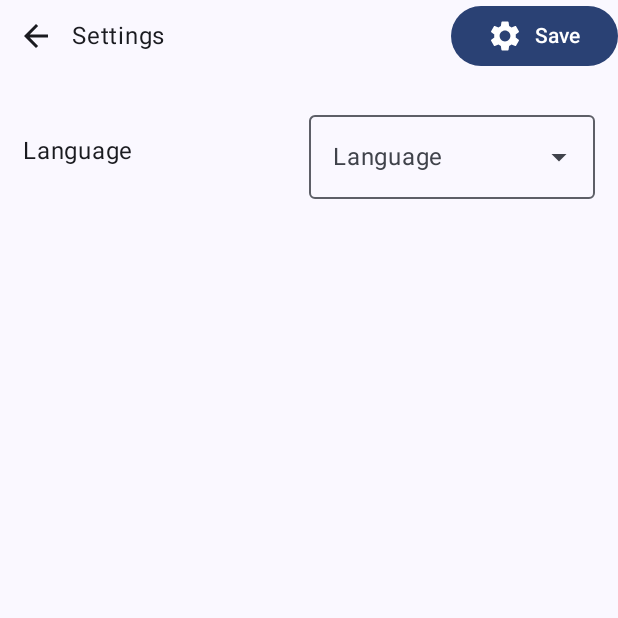
After one commit to bauripalash/Pankti-Android, an Android app built with Jetpack Compose: the SettingsScreen screen opened through its navigation route, on a phone screen of 412 x 824 dp, the top half of it. The commit adds this screen. Run offline under Robolectric (Android 15) with nearby library versions, the phone set to English and light mode, and no system bars.

Commit message:
Added settings

```diff
--- a/app/src/main/java/in/palashbauri/panktimob/MainActivity.kt
+++ b/app/src/main/java/in/palashbauri/panktimob/MainActivity.kt
@@ -45,7 +45,7 @@ fun MainView() {
 }
 
 
-@Preview
+@Preview(showBackground = true)
 @Composable
 fun DefaultPreview() {
     PanktiMobTheme {
--- a/app/src/main/java/in/palashbauri/panktimob/Route.kt
+++ b/app/src/main/java/in/palashbauri/panktimob/Route.kt
@@ -3,4 +3,5 @@ package `in`.palashbauri.panktimob
 sealed class Route(val route: String) {
     object Repl : Route("Repl")
     object Editor : Route("Editor")
+    object Settings : Route("Settings")
 }
--- a/app/src/main/java/in/palashbauri/panktimob/views/Drawer.kt
+++ b/app/src/main/java/in/palashbauri/panktimob/views/Drawer.kt
@@ -10,6 +10,7 @@ import androidx.compose.material3.*
 import androidx.compose.runtime.*
 import androidx.compose.ui.Alignment
 import androidx.compose.ui.Modifier
+import androidx.compose.ui.platform.LocalContext
 import androidx.compose.ui.res.painterResource
 import androidx.compose.ui.res.stringResource
 import androidx.compose.ui.tooling.preview.Preview
@@ -112,6 +113,30 @@ fun Drawer(
                     }
                 )
                 //}
+                Spacer(modifier = Modifier.height(12.dp))
+                NavigationDrawerItem(label = { Text(text = "Settings") },
+
+
+                    selected = selItem == 2,
+                    onClick = {
+                        scope.launch { dState.close() }
+                        navCtrl.navigate("Settings") {
+                            popUpTo(navCtrl.graph.startDestDisplayName)
+                            //launchSingleTop(true)
+                        }
+
+                        selItem = 2
+
+                        //selItem.value =
+                    },
+                    modifier = Modifier.padding(NavigationDrawerItemDefaults.ItemPadding),
+                    icon = {
+                        Icon(
+                            painterResource(id = R.drawable.ic_menubook),
+                            contentDescription = null
+                        )
+                    }
+                )
 
             }
         },
@@ -123,6 +148,10 @@ fun Drawer(
                 }
                 composable(route = Route.Editor.route) {
                     EditorFragment(scope, dState)
+                }
+
+                composable(route = Route.Settings.route){
+                    SettingsScreen(appCon = LocalContext.current)
                 }
             }
         }
--- /dev/null
+++ b/app/src/main/java/in/palashbauri/panktimob/views/SettingsScreen.kt
@@ -0,0 +1,154 @@
+package `in`.palashbauri.panktimob.views
+
+import androidx.compose.material.icons.Icons
+import androidx.compose.material.icons.filled.Menu
+import androidx.compose.material.icons.filled.Settings
+import androidx.compose.material3.*
+import androidx.compose.ui.Alignment
+import androidx.compose.ui.Modifier
+import androidx.compose.ui.res.stringResource
+import androidx.compose.ui.tooling.preview.Preview
+import `in`.palashbauri.panktimob.R
+import android.app.Activity
+import android.app.LocaleManager
+import android.content.Context
+import android.os.Handler
+import android.os.Looper
+import android.util.Log
+import androidx.annotation.StringRes
+import androidx.appcompat.app.AppCompatDelegate
+import androidx.compose.foundation.clickable
+import androidx.compose.foundation.layout.*
+import androidx.compose.material.icons.filled.ArrowBack
+import androidx.compose.material.icons.filled.ArrowDropDown
+import androidx.compose.runtime.*
+import androidx.compose.ui.geometry.Size
+import androidx.compose.ui.layout.onGloballyPositioned
+import androidx.compose.ui.platform.LocalContext
+import androidx.compose.ui.platform.LocalDensity
+import androidx.compose.ui.unit.dp
+import androidx.compose.ui.unit.toSize
+import androidx.core.content.getSystemService
+import androidx.core.os.LocaleListCompat
+import java.util.Locale
+
+sealed class Language(val name : String , val code : String){
+    object Bengali : Language(name = "Bengali" , code = "bn")
+    object English : Language(name = "English" , code = "en")
+}
+
+val langs = listOf(
+    Language.English,
+    Language.Bengali
+)
+
+
+
+@OptIn(ExperimentalMaterial3Api::class)
+@Composable
+fun SettingsTopMenu() {
+
+    Row(modifier = Modifier.fillMaxWidth(), verticalAlignment = Alignment.CenterVertically) {
+        IconButton(
+            onClick = {
+                /* TODO */
+
+            },
+        ) {
+            Icon(Icons.Default.ArrowBack, contentDescription = "Open Drawer")
+        }
+
+        Text(text = "Settings", modifier = Modifier.weight(1f))
+
+        Button(onClick = { /*TODO*/ }) {
+            Icon(Icons.Default.Settings, contentDescription = "Settings")
+            Spacer(Modifier.size(ButtonDefaults.IconSpacing))
+            Text(text = stringResource(R.string.save_button))
+        }
+    }
+}
+
+@Preview(showBackground = true)
+@Composable
+fun SsPreview(){
+    SettingsScreen(appCon = LocalContext.current)
+}
+
+@OptIn(ExperimentalMaterial3Api::class)
+
+@Composable
+fun SettingsScreen(appCon : Context){
+    var expanded by remember {
+        mutableStateOf(false)
+    }
+
+    var selLang by remember{
+        mutableStateOf("")
+    }
+
+    var TFSize by remember {
+        mutableStateOf(Size.Zero)
+    }
+
+    Column(modifier = Modifier.fillMaxSize()) {
+        SettingsTopMenu()
+        Spacer(modifier = Modifier.size(5.dp))
+        Row( modifier = Modifier
+            .fillMaxWidth()
+            .padding(15.dp) ,
+        verticalAlignment = Alignment.CenterVertically,
+        horizontalArrangement = Arrangement.Center) {
+            Text(text = "Language" , modifier = Modifier.weight(0.5F))
+            Row(modifier = Modifier.weight(0.5F)) {
+                //Text(text = "Language" , modifier = Modifier.weight(0.5F))
+
+                OutlinedTextField(
+                    value = selLang,
+                    onValueChange = { selLang = it },
+                    modifier = Modifier
+                        .fillMaxWidth()
+                        .onGloballyPositioned { coordinates ->
+                            // This value is used to assign to
+                            // the DropDown the same width
+                            TFSize = coordinates.size.toSize()
+                        },
+                    label = { Text("Language") },
+                    trailingIcon = {
+                        Icon(Icons.Default.ArrowDropDown, "contentDescription",
+                            Modifier.clickable { expanded = !expanded })
+                    }
+                )
+
+                DropdownMenu(expanded = expanded,
+                    modifier = Modifier.width(with(LocalDensity.current) { TFSize.width.toDp() }),
+                    onDismissRequest = { expanded = false }) {
+                    langs.forEach { l ->
+                        DropdownMenuItem(text = {
+                            Text(text = l.name)
+                        }, onClick = {
+                            expanded = false
+                            selLang = l.name
+
+
+                            val activity = appCon as Activity
+
+                            //activity.runOnUiThread {  }
+
+                            Handler(Looper.getMainLooper()).post {
+                                val appLocale = LocaleListCompat.forLanguageTags("bn")
+                                AppCompatDelegate.setApplicationLocales(appLocale)
+                                //activity.recreate()
+
+                            }
+
+                            Log.d("DropLang" , AppCompatDelegate.getApplicationLocales().toString())
+
+                        })
+                    }
+                }
+            }
+        }
+
+        ////
+    }
+}
--- /dev/null
+++ b/app/src/main/res/xml/locales_config.xml
@@ -0,0 +1,6 @@
+<?xml version="1.0" encoding="utf-8"?>
+<locale-config xmlns:android="http://schemas.android.com/apk/res/android">
+    <locale android:name="en"/>
+    <locale android:name="bn"/>
+
+</locale-config>
```
Also changed, not shown: app/build.gradle (+7 -0 lines), app/src/main/AndroidManifest.xml (+8 -1 lines), 1 other file.
